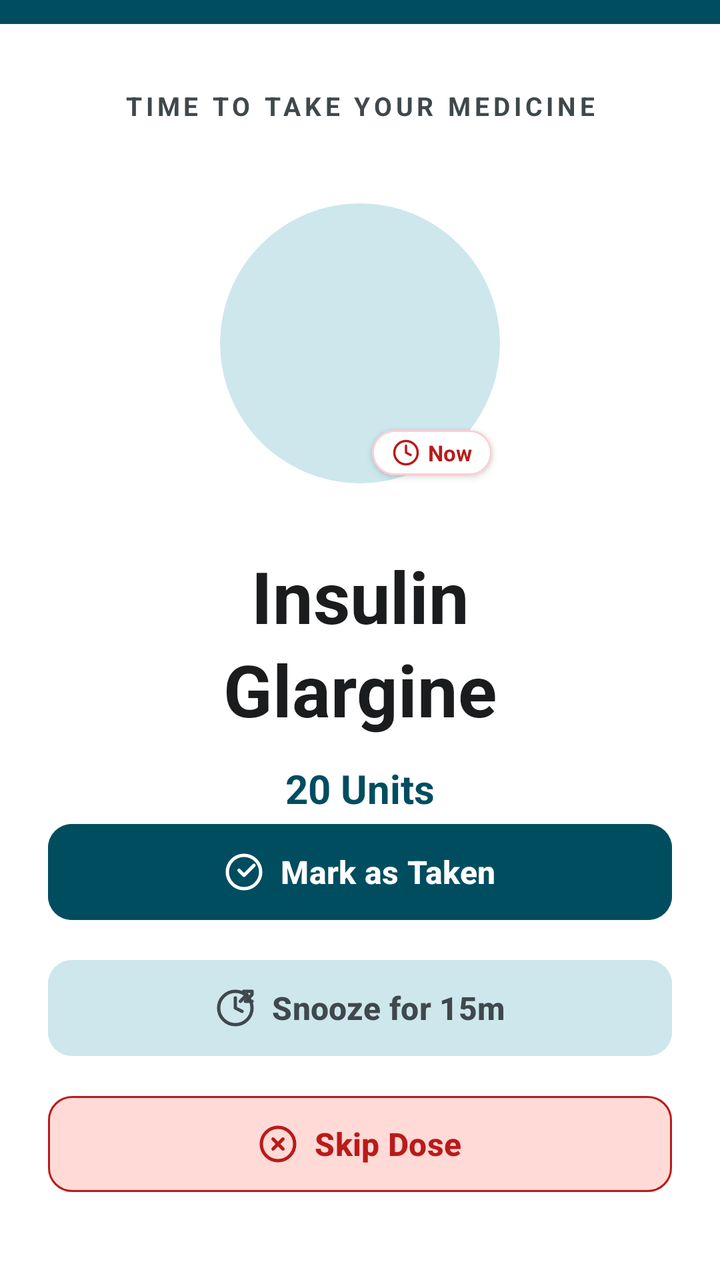
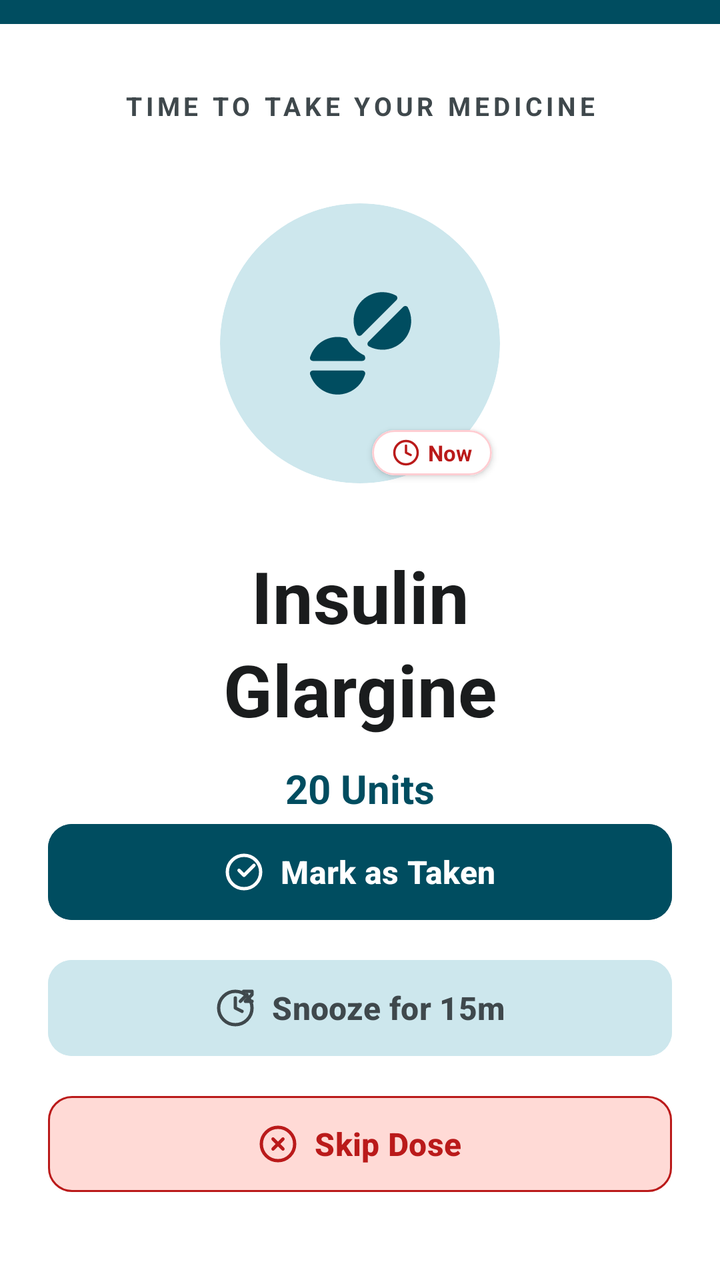

Compare the two renders of this Android layout. The source of the first and the diff that turns it into the second are given below.
<!-- AndroidManifest.xml: application theme Theme.Medicare -->
<!-- res/layout/activity_reminder_alarm.xml -->
<?xml version="1.0" encoding="utf-8"?>
<androidx.constraintlayout.widget.ConstraintLayout xmlns:android="http://schemas.android.com/apk/res/android"
    xmlns:app="http://schemas.android.com/apk/res-auto"
    android:layout_width="match_parent"
    android:layout_height="match_parent"
    android:background="@color/white">

    
    <View
        android:id="@+id/top_color_bar"
        android:layout_width="match_parent"
        android:layout_height="12dp"
        android:background="@color/primary"
        app:layout_constraintTop_toTopOf="parent"
        app:layout_constraintLeft_toLeftOf="parent"
        app:layout_constraintRight_toRightOf="parent"/>

    
    <TextView
        android:id="@+id/txt_alarm_header"
        android:layout_width="wrap_content"
        android:layout_height="wrap_content"
        android:text="TIME TO TAKE YOUR MEDICINE"
        android:textSize="13sp"
        android:textStyle="bold"
        android:textColor="@color/text_secondary"
        android:letterSpacing="0.15"
        android:layout_marginTop="32dp"
        app:layout_constraintLeft_toLeftOf="parent"
        app:layout_constraintRight_toRightOf="parent"
        app:layout_constraintTop_toBottomOf="@id/top_color_bar"/>

    
    <androidx.constraintlayout.widget.ConstraintLayout
        android:id="@+id/layout_alarm_circle"
        android:layout_width="wrap_content"
        android:layout_height="wrap_content"
        android:layout_marginTop="40dp"
        app:layout_constraintLeft_toLeftOf="parent"
        app:layout_constraintRight_toRightOf="parent"
        app:layout_constraintTop_toBottomOf="@id/txt_alarm_header">

        <androidx.cardview.widget.CardView
            android:id="@+id/main_circle"
            android:layout_width="140dp"
            android:layout_height="140dp"
            app:cardCornerRadius="70dp"
            app:cardElevation="0dp"
            app:cardBackgroundColor="@color/secondary_container"
            app:layout_constraintLeft_toLeftOf="parent"
            app:layout_constraintRight_toRightOf="parent"
            app:layout_constraintTop_toTopOf="parent"
            app:layout_constraintBottom_toBottomOf="parent"/>

        
        <com.google.android.material.card.MaterialCardView
            android:layout_width="wrap_content"
            android:layout_height="wrap_content"
            app:cardCornerRadius="100dp"
            app:cardElevation="2dp"
            app:strokeColor="#FFCDD2"
            app:strokeWidth="1dp"
            app:cardBackgroundColor="@color/white"
            app:layout_constraintBottom_toBottomOf="@id/main_circle"
            app:layout_constraintRight_toRightOf="@id/main_circle"
            android:layout_marginBottom="4dp"
            android:layout_marginEnd="4dp">

            <LinearLayout
                android:layout_width="wrap_content"
                android:layout_height="wrap_content"
                android:orientation="horizontal"
                android:gravity="center_vertical"
                android:paddingStart="10dp"
                android:paddingEnd="10dp"
                android:paddingTop="4dp"
                android:paddingBottom="4dp">

                <ImageView
                    android:layout_width="14dp"
                    android:layout_height="14dp"
                    android:src="@drawable/ic_clock"
                    app:tint="@color/status_missed"/>

                <TextView
                    android:layout_width="wrap_content"
                    android:layout_height="wrap_content"
                    android:text="Now"
                    android:textColor="@color/status_missed"
                    android:textSize="11sp"
                    android:textStyle="bold"
                    android:layout_marginStart="4dp"/>

            </LinearLayout>
        </com.google.android.material.card.MaterialCardView>

    </androidx.constraintlayout.widget.ConstraintLayout>

    
    <TextView
        android:id="@+id/txt_alarm_med_name"
        android:layout_width="match_parent"
        android:layout_height="wrap_content"
        android:text="Insulin\nGlargine"
        android:textSize="36sp"
        android:textStyle="bold"
        android:textColor="@color/text_primary"
        android:gravity="center"
        android:lineSpacingMultiplier="1.1"
        android:layout_marginTop="32dp"
        android:layout_marginStart="24dp"
        android:layout_marginEnd="24dp"
        app:layout_constraintTop_toBottomOf="@id/layout_alarm_circle"/>

    <TextView
        android:id="@+id/txt_alarm_med_dose"
        android:layout_width="match_parent"
        android:layout_height="wrap_content"
        android:text="20 Units"
        android:textSize="20sp"
        android:textStyle="bold"
        android:textColor="@color/primary"
        android:gravity="center"
        android:layout_marginTop="12dp"
        app:layout_constraintTop_toBottomOf="@id/txt_alarm_med_name"/>

    
    <LinearLayout
        android:id="@+id/layout_alarm_instruction"
        android:layout_width="wrap_content"
        android:layout_height="wrap_content"
        android:orientation="horizontal"
        android:gravity="center_vertical"
        android:layout_marginTop="12dp"
        app:layout_constraintLeft_toLeftOf="parent"
        app:layout_constraintRight_toRightOf="parent"
        app:layout_constraintTop_toBottomOf="@id/txt_alarm_med_dose">

        <ImageView
            android:layout_width="20dp"
            android:layout_height="20dp"
            android:src="@drawable/ic_restaurant"
            app:tint="@color/text_secondary"/>

        <TextView
            android:layout_width="wrap_content"
            android:layout_height="wrap_content"
            android:text="Take with food"
            android:textColor="@color/text_secondary"
            android:textSize="15sp"
            android:layout_marginStart="8dp"/>
    </LinearLayout>

    
    <LinearLayout
        android:layout_width="match_parent"
        android:layout_height="wrap_content"
        android:orientation="vertical"
        android:paddingStart="24dp"
        android:paddingEnd="24dp"
        android:layout_marginBottom="40dp"
        app:layout_constraintBottom_toBottomOf="parent">

        
        <com.google.android.material.button.MaterialButton
            android:id="@+id/btn_mark_taken"
            android:layout_width="match_parent"
            android:layout_height="56dp"
            android:text="Mark as Taken"
            android:textColor="@color/white"
            android:textStyle="bold"
            android:textSize="16sp"
            app:icon="@drawable/ic_check_circle"
            app:iconTint="@color/white"
            app:iconSize="20dp"
            app:iconGravity="textStart"
            android:backgroundTint="@color/primary"
            app:cornerRadius="12dp"/>

        
        <com.google.android.material.button.MaterialButton
            android:id="@+id/btn_snooze"
            android:layout_width="match_parent"
            android:layout_height="56dp"
            android:layout_marginTop="12dp"
            android:text="Snooze for 15m"
            android:textColor="@color/text_secondary"
            android:textStyle="bold"
            android:textSize="16sp"
            app:icon="@drawable/ic_snooze"
            app:iconTint="@color/text_secondary"
            app:iconSize="20dp"
            app:iconGravity="textStart"
            android:backgroundTint="@color/secondary_container"
            app:cornerRadius="12dp"/>

        
        <com.google.android.material.button.MaterialButton
            android:id="@+id/btn_skip_dose"
            android:layout_width="match_parent"
            android:layout_height="56dp"
            android:layout_marginTop="12dp"
            android:text="Skip Dose"
            android:textColor="@color/status_missed"
            android:textStyle="bold"
            android:textSize="16sp"
            app:icon="@drawable/ic_close_circle"
            app:iconTint="@color/status_missed"
            app:iconSize="20dp"
            app:iconGravity="textStart"
            android:backgroundTint="@color/emergency_bg"
            app:strokeColor="@color/status_missed"
            app:strokeWidth="1dp"
            app:cornerRadius="12dp"/>

    </LinearLayout>

</androidx.constraintlayout.widget.ConstraintLayout>
<!-- resources referenced by this layout -->
<resources>
  <color name="emergency_bg">#ffdad6</color>
  <color name="primary">#004d60</color>
  <color name="secondary_container">#cde7ed</color>
  <color name="status_missed">#ba1a1a</color>
  <color name="text_primary">#1a1c1d</color>
  <color name="text_secondary">#3f484c</color>
  <color name="white">#ffffff</color>
  <!-- drawable ic_clock (drawable) -->
  <vector xmlns:android="http://schemas.android.com/apk/res/android"
      android:width="24dp"
      android:height="24dp"
      android:viewportWidth="24"
      android:viewportHeight="24">
    <path
        android:fillColor="#00000000"
        android:strokeColor="#1E88E5"
        android:strokeWidth="2"
        android:strokeLineCap="round"
        android:strokeLineJoin="round"
        android:pathData="M12,22A10,10 0,1 1,22 12A10,10 0,0 1,12 22z"/>
    <path
        android:fillColor="#00000000"
        android:strokeColor="#1E88E5"
        android:strokeWidth="2"
        android:strokeLineCap="round"
        android:strokeLineJoin="round"
        android:pathData="M12,6v6l4,2"/>
  </vector>
  <!-- drawable ic_restaurant (drawable) -->
  <vector xmlns:android="http://schemas.android.com/apk/res/android"
      android:width="24dp"
      android:height="24dp"
      android:viewportWidth="24"
      android:viewportHeight="24">
    <path
        android:fillColor="#00000000"
        android:strokeColor="#8E9192"
        android:strokeWidth="2"
        android:strokeLineCap="round"
        android:strokeLineJoin="round"
        android:pathData="M17,3v12M17,15v7M21,3v6 M11,3v5a3,3 0,0 1,-6 0V3M8,8v14"/>
  </vector>
  <style name="Theme.Medicare" parent="Theme.Material3.DayNight.NoActionBar">
          <item name="colorPrimary">@color/primary</item>
          <item name="colorPrimaryContainer">@color/primary_dark</item>
          <item name="android:statusBarColor">@color/primary_dark</item>
          <item name="android:windowBackground">@color/background</item>
  
          
          <item name="android:datePickerDialogTheme">@style/Theme.Medicare.Dialog</item>
          <item name="android:timePickerDialogTheme">@style/Theme.Medicare.Dialog</item>
          <item name="alertDialogTheme">@style/Theme.Medicare.Dialog</item>
          <item name="android:alertDialogTheme">@style/Theme.Medicare.Dialog</item>
      </style>
  <color name="primary_dark">#003745</color>
  <color name="background">#faf9fa</color>
  <style name="Theme.Medicare.Dialog" parent="android:Theme.Material.Light.Dialog.Alert">
          <item name="android:colorAccent">@color/primary</item>
          <item name="android:colorPrimary">@color/primary</item>
      </style>
  <!-- unchanged entries left out for length: 3 -->
</resources>

<!-- the commit's change to res/layout/activity_reminder_alarm.xml (unified diff, before → after) -->
@@ -50,7 +50,17 @@
             app:layout_constraintLeft_toLeftOf="parent"
             app:layout_constraintRight_toRightOf="parent"
             app:layout_constraintTop_toTopOf="parent"
-            app:layout_constraintBottom_toBottomOf="parent"/>
+            app:layout_constraintBottom_toBottomOf="parent">
+
+            <ImageView
+                android:id="@+id/img_alarm_med_icon"
+                android:layout_width="64dp"
+                android:layout_height="64dp"
+                android:layout_gravity="center"
+                android:src="@drawable/tablets_solid_full"
+                app:tint="@color/primary"
+                android:contentDescription="Medicine Icon"/>
+        </androidx.cardview.widget.CardView>
 
         
         <com.google.android.material.card.MaterialCardView
<!-- resource entries referenced after the edit -->
@@ -34,18 +34,27 @@
       android:height="24dp"
       android:viewportWidth="24"
       android:viewportHeight="24">
-    <path
-        android:fillColor="#00000000"
-        android:strokeColor="#8E9192"
-        android:strokeWidth="2"
-        android:strokeLineCap="round"
-        android:strokeLineJoin="round"
-        android:pathData="M17,3v12M17,15v7M21,3v6 M11,3v5a3,3 0,0 1,-6 0V3M8,8v14"/>
+      
+      <path
+          android:fillColor="#FF8E9192"
+          android:pathData="M11,9H9V2H7v7H5V2H3v7c0,2.12 1.66,3.84 3.75,3.97V22h2.5v-9.03C11.34,12.84 13,11.12 13,9V2h-2V9z"/>
+      
+      <path
+          android:fillColor="#FF8E9192"
+          android:pathData="M18,2c-2.42,0 -4,1.92 -4,4.28 0,1.74 1.04,3.23 2.5,3.87V22h3V10.15c1.46,-0.64 2.5,-2.13 2.5,-3.87C22,3.92 20.42,2 18,2z"/>
+  </vector>
+  <!-- drawable tablets_solid_full (drawable) -->
+  <vector xmlns:android="http://schemas.android.com/apk/res/android" android:height="32dp" android:viewportHeight="640" android:viewportWidth="640" android:width="32dp">
+        
+      <path android:fillColor="#FF000000" android:pathData="M559.3,140.6C554.7,131.9 543,130.9 536,137.9L361.9,312C354.9,319 355.9,330.7 364.6,335.3C384.7,346 407.6,352 432,352C511.5,352 576,287.5 576,208C576,183.7 570,160.7 559.3,140.6zM304.7,275.4C309.3,284.1 321,285.1 328,278.1L502.1,104C509.1,97 508.1,85.3 499.4,80.7C479.3,70 456.4,64 432,64C352.5,64 288,128.5 288,208C288,232.3 294,255.3 304.7,275.4zM208,288C143.2,288 88.4,330.8 70.3,389.6C67.4,399.1 75,408 84.9,408L331.1,408C341,408 348.6,399.1 345.7,389.6C344.8,386.6 343.8,383.7 342.7,380.9C305.3,362.8 274.7,332.9 255.7,296.1C240.8,290.9 224.8,288 208.1,288zM345.7,474.4C348.6,464.9 341,456 331.1,456L84.9,456C75,456 67.4,464.9 70.3,474.4C88.4,533.2 143.2,576 208,576C272.8,576 327.6,533.2 345.7,474.4z"/>
+      
   </vector>
   <style name="Theme.Medicare" parent="Theme.Material3.DayNight.NoActionBar">
           <item name="colorPrimary">@color/primary</item>
           <item name="colorPrimaryContainer">@color/primary_dark</item>
-          <item name="android:statusBarColor">@color/primary_dark</item>
+          <item name="android:statusBarColor">@color/background</item>
+          <item name="android:windowLightStatusBar">true</item>
+          <item name="android:windowLightNavigationBar">true</item>
           <item name="android:windowBackground">@color/background</item>
   
           
